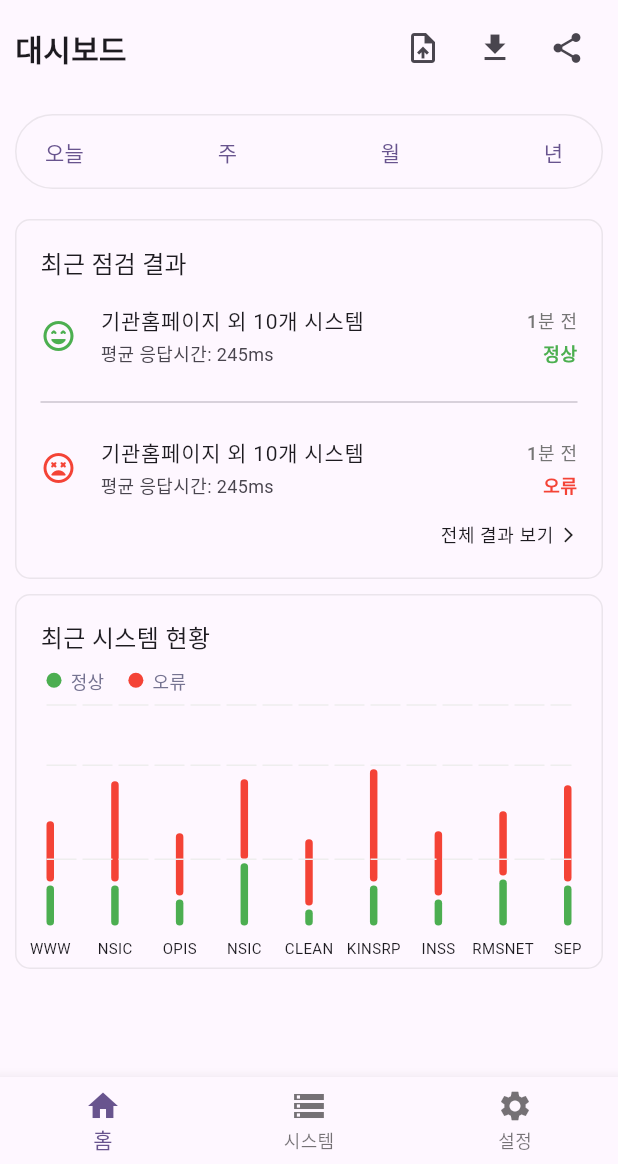
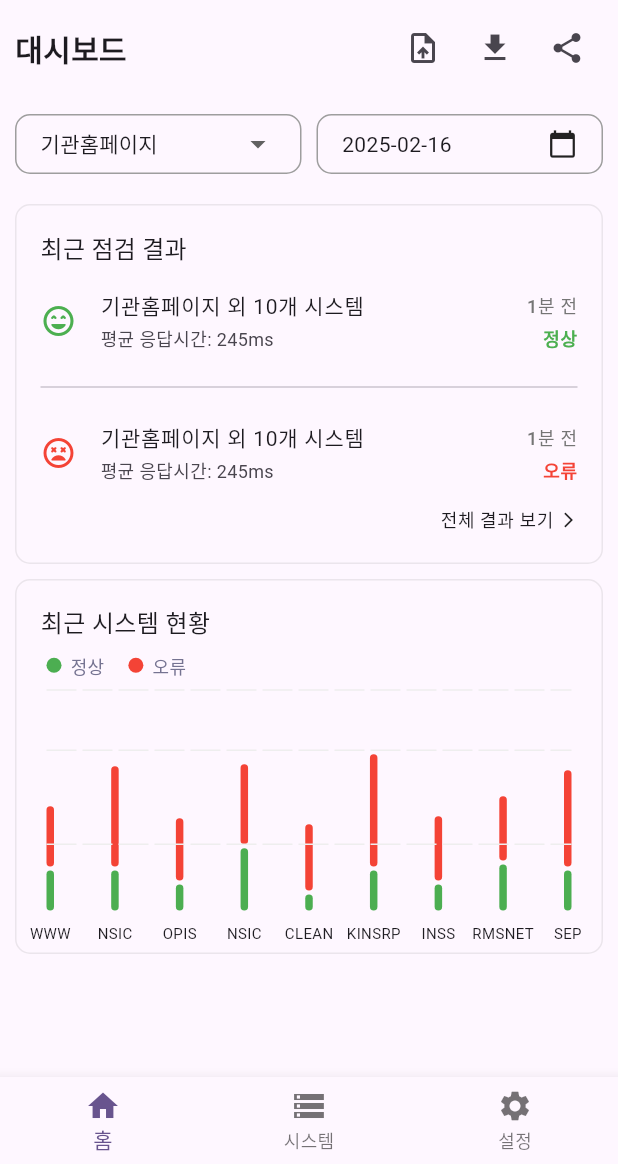
Before and after one commit to J1NWAN/url_check, a Flutter app: the screen it shows after launch, on a phone screen of 412 x 824 dp, the part 72-1236 px from its top. Run offline on Flutter 3.47's test engine with Material 3 defaults, Android fonts, the light colour scheme and no system bars; drawn by our look-alikes of dropdown_button2, fl_chart; our stand-ins replace flutter_riverpod, go_router, google_fonts, riverpod_annotation, table_calendar; generated files the repository leaves out were written again.

Commit message:
feat: 공통 DatePicker 기능 추가
- table_calendar 라이브러리 사용
- intl 라이브러리로 한국어 지원

```diff
--- /dev/null
+++ b/lib/core/datepicker/custom_date_picker.dart
@@ -0,0 +1,128 @@
+import 'package:flutter/material.dart';
+import 'package:table_calendar/table_calendar.dart';
+import 'package:intl/intl.dart';
+
+class CustomDatePicker extends StatefulWidget {
+  final DateTime? initialDate;
+  final DateTime? firstDate;
+  final DateTime? lastDate;
+  final Function(DateTime) onDateSelected;
+  final String? label;
+  final EdgeInsets? padding;
+
+  const CustomDatePicker({
+    super.key,
+    this.initialDate,
+    this.firstDate,
+    this.lastDate,
+    required this.onDateSelected,
+    this.label,
+    this.padding,
+  });
+
+  @override
+  State<CustomDatePicker> createState() => _CustomDatePickerState();
+}
+
+class _CustomDatePickerState extends State<CustomDatePicker> {
+  late DateTime _selectedDate;
+  late DateTime _focusedDate;
+
+  @override
+  void initState() {
+    super.initState();
+    _selectedDate = widget.initialDate ?? DateTime.now();
+    _focusedDate = _selectedDate;
+  }
+
+  @override
+  Widget build(BuildContext context) {
+    return Column(
+      crossAxisAlignment: CrossAxisAlignment.start,
+      children: [
+        if (widget.label != null)
+          Padding(
+            padding: const EdgeInsets.only(bottom: 8.0),
+            child: Text(
+              widget.label!,
+              style: const TextStyle(
+                fontSize: 14,
+                fontWeight: FontWeight.w500,
+              ),
+            ),
+          ),
+        InkWell(
+          onTap: () => _showDatePicker(context),
+          child: Container(
+            padding: widget.padding,
+            decoration: BoxDecoration(
+              border: Border.all(color: Colors.grey),
+              borderRadius: BorderRadius.circular(10),
+            ),
+            child: Row(
+              mainAxisAlignment: MainAxisAlignment.spaceBetween,
+              children: [
+                Text(
+                  DateFormat('yyyy-MM-dd').format(_selectedDate),
+                  style: const TextStyle(fontSize: 14),
+                ),
+                const Icon(Icons.calendar_today, size: 20),
+              ],
+            ),
+          ),
+        ),
+      ],
+    );
+  }
+
+  Future<void> _showDatePicker(BuildContext context) async {
+    final DateTime? picked = await showDialog(
+      context: context,
+      builder: (context) => Dialog(
+        child: Padding(
+          padding: const EdgeInsets.all(16.0),
+          child: Column(
+            mainAxisSize: MainAxisSize.min,
+            children: [
+              TableCalendar(
+                firstDay: widget.firstDate ?? DateTime(2000),
+                lastDay: widget.lastDate ?? DateTime(2100),
+                focusedDay: _focusedDate,
+                selectedDayPredicate: (day) => isSameDay(_selectedDate, day),
+                calendarFormat: CalendarFormat.month,
+                locale: 'ko_KR',
+                headerStyle: const HeaderStyle(
+                  formatButtonVisible: false,
+                  titleCentered: true,
+                  titleTextStyle: TextStyle(fontSize: 16, fontWeight: FontWeight.bold),
+                ),
+                calendarStyle: const CalendarStyle(
+                  weekendTextStyle: TextStyle(color: Colors.red),
+                  holidayTextStyle: TextStyle(color: Colors.red),
+                ),
+                daysOfWeekStyle: const DaysOfWeekStyle(
+                  weekendStyle: TextStyle(color: Colors.red),
+                ),
+                onDaySelected: (selectedDay, focusedDay) {
+                  setState(() {
+                    _selectedDate = selectedDay;
+                    _focusedDate = focusedDay;
+                  });
+                  widget.onDateSelected(selectedDay);
+                  Navigator.pop(context);
+                },
+              ),
+            ],
+          ),
+        ),
+      ),
+    );
+
+    if (picked != null) {
+      setState(() {
+        _selectedDate = picked;
+      });
+      widget.onDateSelected(picked);
+    }
+  }
+}
--- a/lib/features/home/view/dashboard_screen.dart
+++ b/lib/features/home/view/dashboard_screen.dart
@@ -1,6 +1,9 @@
 import 'package:flutter/material.dart';
 import 'package:flutter_riverpod/flutter_riverpod.dart';
 import 'package:google_fonts/google_fonts.dart';
+import 'package:url_check/core/button/custom_dropdown_button.dart';
+import 'package:url_check/core/button/model/dropdown_config.dart';
+import 'package:url_check/core/datepicker/custom_date_picker.dart';
 import 'package:url_check/core/theme/theme_view_model.dart';
 import 'package:url_check/features/home/widget/chart_widget.dart';
 
@@ -28,22 +31,37 @@ class DashboardScreen extends ConsumerWidget {
         Row(
           children: [
             Expanded(
-              child: Container(
-                height: 50,
-                decoration: BoxDecoration(
-                  borderRadius: BorderRadius.circular(30),
-                  border: Border.all(color: Colors.grey.withOpacity(0.2)),
-                  color: ref.watch(themeViewModelProvider).themeData.colorScheme.surface,
-                ),
-                child: Row(
-                  mainAxisAlignment: MainAxisAlignment.spaceBetween,
-                  children: [
-                    TextButton(onPressed: () {}, child: const Text('오늘')),
-                    TextButton(onPressed: () {}, child: const Text('주')),
-                    TextButton(onPressed: () {}, child: const Text('월')),
-                    TextButton(onPressed: () {}, child: const Text('년')),
-                  ],
-                ),
+              child: Row(
+                mainAxisAlignment: MainAxisAlignment.spaceBetween,
+                children: [
+                  Expanded(
+                    child: CustomDropDownButton(
+                      label: '시스템',
+                      categories: [
+                        DropdownConfig(id: '1', name: '기관홈페이지', color: '0xFF808080'),
+                        DropdownConfig(id: '2', name: '원자력안전정보공개센터', color: '0xFF808080'),
+                        DropdownConfig(id: '3', name: '원자력관계면허·국가기술자격시험', color: '0xFF808080'),
+                        DropdownConfig(id: '4', name: '원자력안전위원회', color: '0xFF808080'),
+                      ],
+                      value: '1',
+                      onChanged: (value) {
+                        print(value);
+                      },
+                    ),
+                  ),
+                  const SizedBox(width: 10),
+                  Expanded(
+                    child: CustomDatePicker(
+                      padding: const EdgeInsets.symmetric(horizontal: 16, vertical: 9),
+                      initialDate: DateTime.now(),
+                      firstDate: DateTime(2000),
+                      lastDate: DateTime(2100),
+                      onDateSelected: (date) {
+                        print('선택된 날짜: $date');
+                      },
+                    ),
+                  ),
+                ],
               ),
             ),
           ],
--- a/pubspec.yaml
+++ b/pubspec.yaml
@@ -41,6 +41,8 @@ dependencies:
   fl_chart: ^0.63.0
   google_fonts: ^6.2.0
   go_router: ^14.6.2
+  table_calendar: ^3.2.0
+  intl: ^0.20.2
 
 dev_dependencies:
   flutter_test:
```
Also changed, not shown: lib/main.dart (+7 -4 lines), pubspec.lock.
